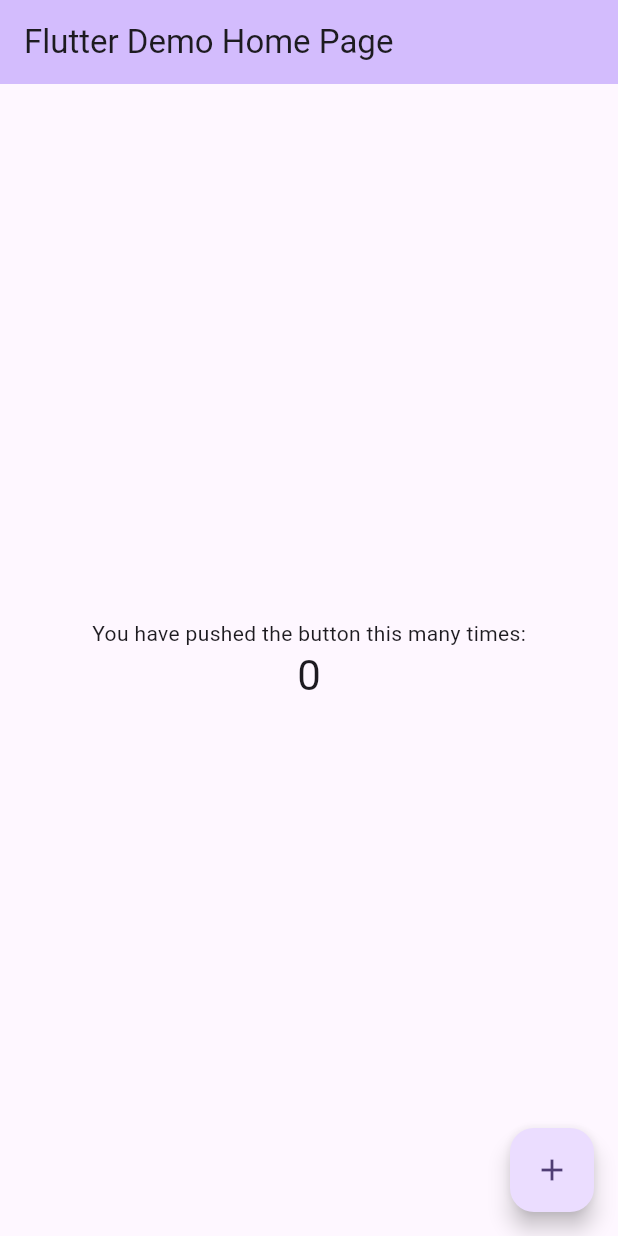
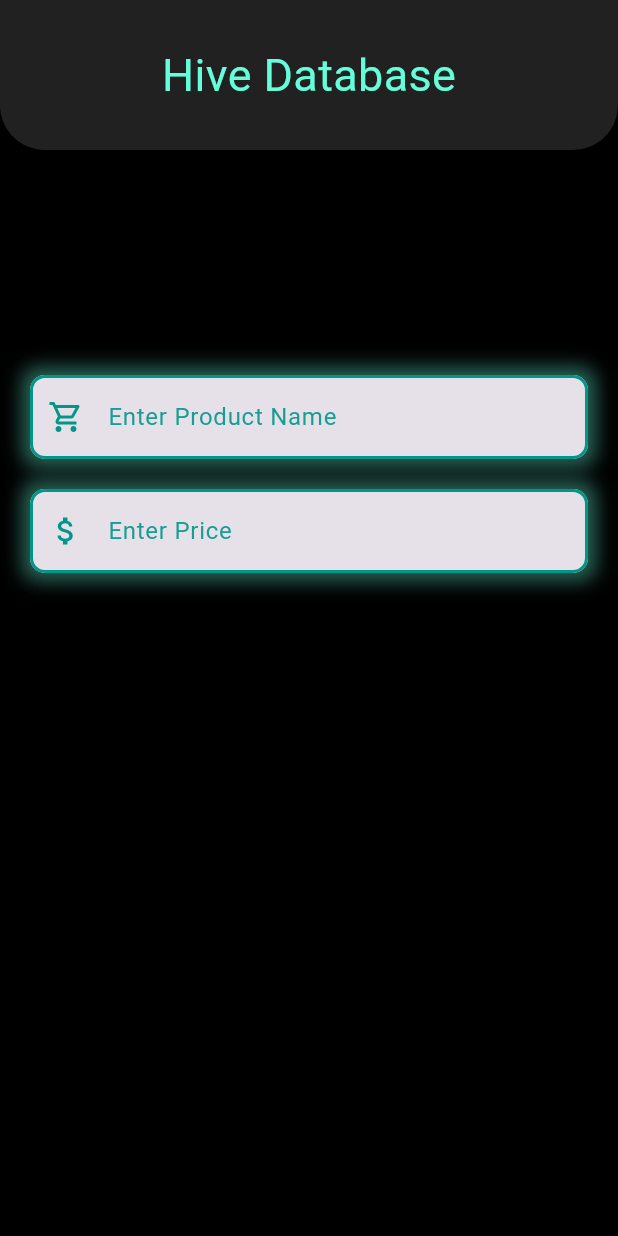
Before and after one commit to akashverma55/Hive_Flutter_App, a Flutter app: the screen it shows after launch, on a phone screen of 412 x 824 dp. Run offline on Flutter 3.47's test engine with Material 3 defaults, Android fonts, the phone set to English and light mode, and no system bars.

Commit message:
Created UI

```diff
--- a/lib/main.dart
+++ b/lib/main.dart
@@ -10,113 +10,116 @@ class MyApp extends StatelessWidget {
   // This widget is the root of your application.
   @override
   Widget build(BuildContext context) {
-    return MaterialApp(
-      title: 'Flutter Demo',
-      theme: ThemeData(
-        // This is the theme of your application.
-        //
-        // TRY THIS: Try running your application with "flutter run". You'll see
-        // the application has a purple toolbar. Then, without quitting the app,
-        // try changing the seedColor in the colorScheme below to Colors.green
-        // and then invoke "hot reload" (save your changes or press the "hot
-        // reload" button in a Flutter-supported IDE, or press "r" if you used
-        // the command line to start the app).
-        //
-        // Notice that the counter didn't reset back to zero; the application
-        // state is not lost during the reload. To reset the state, use hot
-        // restart instead.
-        //
-        // This works for code too, not just values: Most code changes can be
-        // tested with just a hot reload.
-        colorScheme: ColorScheme.fromSeed(seedColor: Colors.deepPurple),
-      ),
-      home: const MyHomePage(title: 'Flutter Demo Home Page'),
-    );
+    return MaterialApp(home: MyHomePage(), debugShowCheckedModeBanner: false);
   }
 }
 
 class MyHomePage extends StatefulWidget {
-  const MyHomePage({super.key, required this.title});
-
-  // This widget is the home page of your application. It is stateful, meaning
-  // that it has a State object (defined below) that contains fields that affect
-  // how it looks.
-
-  // This class is the configuration for the state. It holds the values (in this
-  // case the title) provided by the parent (in this case the App widget) and
-  // used by the build method of the State. Fields in a Widget subclass are
-  // always marked "final".
-
-  final String title;
+  const MyHomePage({super.key});
 
   @override
   State<MyHomePage> createState() => _MyHomePageState();
 }
 
 class _MyHomePageState extends State<MyHomePage> {
-  int _counter = 0;
-
-  void _incrementCounter() {
-    setState(() {
-      // This call to setState tells the Flutter framework that something has
-      // changed in this State, which causes it to rerun the build method below
-      // so that the display can reflect the updated values. If we changed
-      // _counter without calling setState(), then the build method would not be
-      // called again, and so nothing would appear to happen.
-      _counter++;
-    });
-  }
-
   @override
   Widget build(BuildContext context) {
-    // This method is rerun every time setState is called, for instance as done
-    // by the _incrementCounter method above.
-    //
-    // The Flutter framework has been optimized to make rerunning build methods
-    // fast, so that you can just rebuild anything that needs updating rather
-    // than having to individually change instances of widgets.
     return Scaffold(
-      appBar: AppBar(
-        // TRY THIS: Try changing the color here to a specific color (to
-        // Colors.amber, perhaps?) and trigger a hot reload to see the AppBar
-        // change color while the other colors stay the same.
-        backgroundColor: Theme.of(context).colorScheme.inversePrimary,
-        // Here we take the value from the MyHomePage object that was created by
-        // the App.build method, and use it to set our appbar title.
-        title: Text(widget.title),
-      ),
-      body: Center(
-        // Center is a layout widget. It takes a single child and positions it
-        // in the middle of the parent.
+      backgroundColor: Colors.black,
+      body: Container(
         child: Column(
-          // Column is also a layout widget. It takes a list of children and
-          // arranges them vertically. By default, it sizes itself to fit its
-          // children horizontally, and tries to be as tall as its parent.
-          //
-          // Column has various properties to control how it sizes itself and
-          // how it positions its children. Here we use mainAxisAlignment to
-          // center the children vertically; the main axis here is the vertical
-          // axis because Columns are vertical (the cross axis would be
-          // horizontal).
-          //
-          // TRY THIS: Invoke "debug painting" (choose the "Toggle Debug Paint"
-          // action in the IDE, or press "p" in the console), to see the
-          // wireframe for each widget.
-          mainAxisAlignment: MainAxisAlignment.center,
-          children: <Widget>[
-            const Text('You have pushed the button this many times:'),
-            Text(
-              '$_counter',
-              style: Theme.of(context).textTheme.headlineMedium,
+          children: [
+            Container(
+              height: 100,
+              decoration: BoxDecoration(
+                color: Colors.grey[900],
+                borderRadius: BorderRadius.only(
+                  bottomLeft: Radius.circular(30),
+                  bottomRight: Radius.circular(30),
+                ),
+              ),
+              child: Center(
+                child: Text(
+                  "Hive Database",
+                  style: TextStyle(
+                    color: Colors.tealAccent,
+                    fontSize: 30,
+                    fontWeight: FontWeight.w400,
+                  ),
+                ),
+              ),
+            ),
+            SizedBox(height: 150),
+            Container(margin: EdgeInsets.symmetric(horizontal: 20),
+              decoration: BoxDecoration(
+                color: Colors.teal[85],
+                borderRadius: BorderRadius.circular(10),
+                boxShadow: [
+                  BoxShadow(
+                    color: Colors.tealAccent.withOpacity(0.4),
+                    spreadRadius: 5,
+                    blurRadius: 10,
+                  )
+                ]
+              ),
+              child: TextField(
+                style: TextStyle(
+                  color: Colors.teal[900],
+                ), // Optional: set input text color
+                decoration: InputDecoration(
+                  hintText: "Enter Product Name",
+                  prefixIcon: Icon(Icons.shopping_cart_outlined,color: Colors.teal,),
+                  hintStyle: TextStyle(color: Colors.teal.withOpacity(0.9)),
+                  filled: true, // ✅ This enables the background color
+                  fillColor: Colors.teal[85], // ✅ This is the background color
+                  enabledBorder: OutlineInputBorder(
+                    borderRadius: BorderRadius.circular(10),
+                    borderSide: BorderSide(color: Colors.teal, width: 2),
+                  ),
+                  focusedBorder: OutlineInputBorder(
+                    borderRadius: BorderRadius.circular(10),
+                    borderSide: BorderSide(color: Colors.teal, width: 2),
+                  ),
+                ),
+              ),
+            ),
+            SizedBox(height: 20),
+            Container(margin: EdgeInsets.symmetric(horizontal: 20),
+              decoration: BoxDecoration(
+                color: Colors.teal[85],
+                borderRadius: BorderRadius.circular(10),
+                boxShadow: [
+                  BoxShadow(
+                    color: Colors.tealAccent.withOpacity(0.4),
+                    spreadRadius: 5,
+                    blurRadius: 10,
+                  )
+                ]
+              ),
+              child: TextField(
+                style: TextStyle(
+                  color: Colors.teal[900],
+                ), // Optional: set input text color
+                decoration: InputDecoration(
+                  hintText: "Enter Price",
+                  prefixIcon: Icon(Icons.attach_money,color: Colors.teal,),
+                  hintStyle: TextStyle(color: Colors.teal.withOpacity(0.9)),
+                  filled: true, // ✅ This enables the background color
+                  fillColor: Colors.teal[85], // ✅ This is the background color
+                  enabledBorder: OutlineInputBorder(
+                    borderRadius: BorderRadius.circular(10),
+                    borderSide: BorderSide(color: Colors.teal, width: 2),
+                  ),
+                  focusedBorder: OutlineInputBorder(
+                    borderRadius: BorderRadius.circular(10),
+                    borderSide: BorderSide(color: Colors.teal, width: 2),
+                  ),
+                ),
+              ),
             ),
           ],
         ),
       ),
-      floatingActionButton: FloatingActionButton(
-        onPressed: _incrementCounter,
-        tooltip: 'Increment',
-        child: const Icon(Icons.add),
-      ), // This trailing comma makes auto-formatting nicer for build methods.
     );
   }
 }
```
